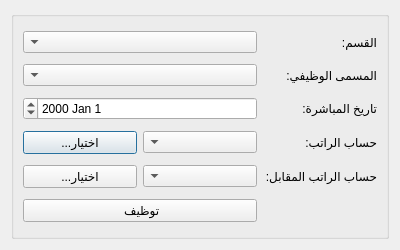
This is Ui_HR_Employ.ui in rabee361/E-commerce2 as Qt 5 draws it before an edit. The edited form follows.
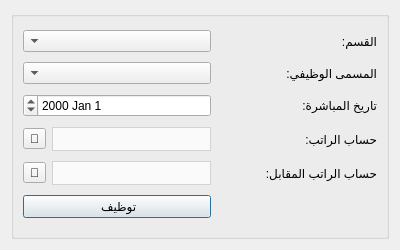
This is the edited form.

What changed in the file:
```diff
--- a/Ui_HR_Employ.ui
+++ b/Ui_HR_Employ.ui
@@ -38,10 +38,10 @@
       <string/>
      </property>
      <layout class="QGridLayout" name="gridLayout">
-      <item row="0" column="0">
-       <widget class="QLabel" name="name_label">
+      <item row="4" column="0">
+       <widget class="QLabel" name="name_label_4">
         <property name="text">
-         <string>القسم:</string>
+         <string>حساب الراتب:</string>
         </property>
        </widget>
       </item>
@@ -55,13 +55,6 @@
         </property>
        </widget>
       </item>
-      <item row="1" column="0">
-       <widget class="QLabel" name="name_label_2">
-        <property name="text">
-         <string>المسمى الوظيفي:</string>
-        </property>
-       </widget>
-      </item>
       <item row="1" column="1" colspan="2">
        <widget class="QComboBox" name="positions_combobox">
         <property name="sizePolicy">
@@ -72,6 +65,24 @@
         </property>
        </widget>
       </item>
+      <item row="2" column="1" colspan="2">
+       <widget class="QDateEdit" name="start_date_input"/>
+      </item>
+      <item row="5" column="1">
+       <widget class="QComboBox" name="salary_opposite_account_combobox">
+        <property name="styleSheet">
+         <string notr="true">QComboBox {
+        background-color: #fafafa;
+        border: 1px solid lightgrey;		
+		height: 22px;
+		color: black;
+    }
+    QComboBox::drop-down {
+        border: none;
+    }</string>
+        </property>
+       </widget>
+      </item>
       <item row="2" column="0">
        <widget class="QLabel" name="name_label_3">
         <property name="text">
@@ -79,47 +90,60 @@
         </property>
        </widget>
       </item>
-      <item row="2" column="1" colspan="2">
-       <widget class="QDateEdit" name="start_date_input"/>
+      <item row="6" column="1" colspan="2">
+       <widget class="QPushButton" name="employ_btn">
+        <property name="text">
+         <string> توظيف</string>
+        </property>
+       </widget>
       </item>
-      <item row="3" column="0">
-       <widget class="QLabel" name="name_label_4">
+      <item row="0" column="0">
+       <widget class="QLabel" name="name_label">
         <property name="text">
-         <string>حساب الراتب:</string>
+         <string>القسم:</string>
         </property>
        </widget>
       </item>
-      <item row="3" column="1">
-       <widget class="QComboBox" name="salary_account_combobox"/>
+      <item row="4" column="1">
+       <widget class="QComboBox" name="salary_account_combobox">
+        <property name="styleSheet">
+         <string notr="true">QComboBox {
+        background-color: #fafafa;
+        border: 1px solid lightgrey;		
+		height: 22px;
+		color: black;
+    }
+    QComboBox::drop-down {
+        border: none;
+    }</string>
+        </property>
+       </widget>
       </item>
-      <item row="3" column="2">
-       <widget class="QPushButton" name="select_salary_account_btn">
+      <item row="1" column="0">
+       <widget class="QLabel" name="name_label_2">
         <property name="text">
-         <string>...اختيار</string>
+         <string>المسمى الوظيفي:</string>
         </property>
        </widget>
       </item>
-      <item row="4" column="0">
+      <item row="5" column="0">
        <widget class="QLabel" name="name_label_5">
         <property name="text">
          <string>حساب الراتب المقابل:</string>
         </property>
        </widget>
       </item>
-      <item row="4" column="1">
-       <widget class="QComboBox" name="salary_opposite_account_combobox"/>
-      </item>
       <item row="4" column="2">
-       <widget class="QPushButton" name="select_salary_opposite_account_btn">
+       <widget class="QToolButton" name="select_salary_account_btn">
         <property name="text">
-         <string>...اختيار</string>
+         <string>🔎</string>
         </property>
        </widget>
       </item>
-      <item row="5" column="1" colspan="2">
-       <widget class="QPushButton" name="employ_btn">
+      <item row="5" column="2">
+       <widget class="QToolButton" name="select_salary_opposite_account_btn">
         <property name="text">
-         <string> توظيف</string>
+         <string>🔎</string>
         </property>
        </widget>
       </item>
```
